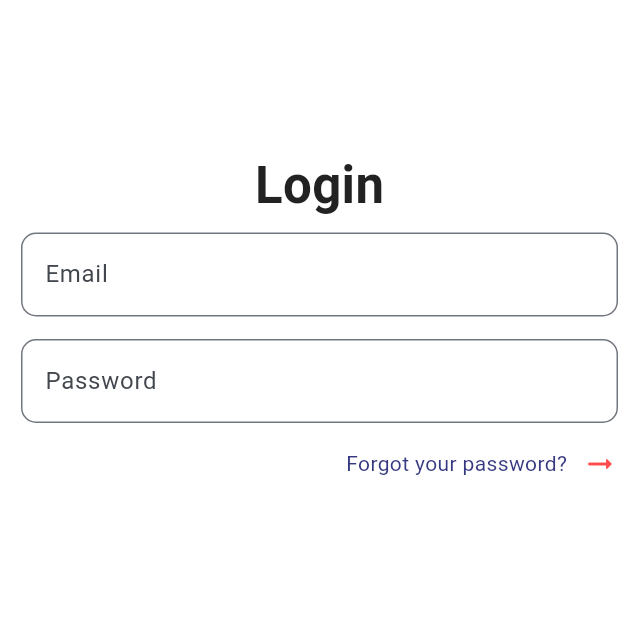
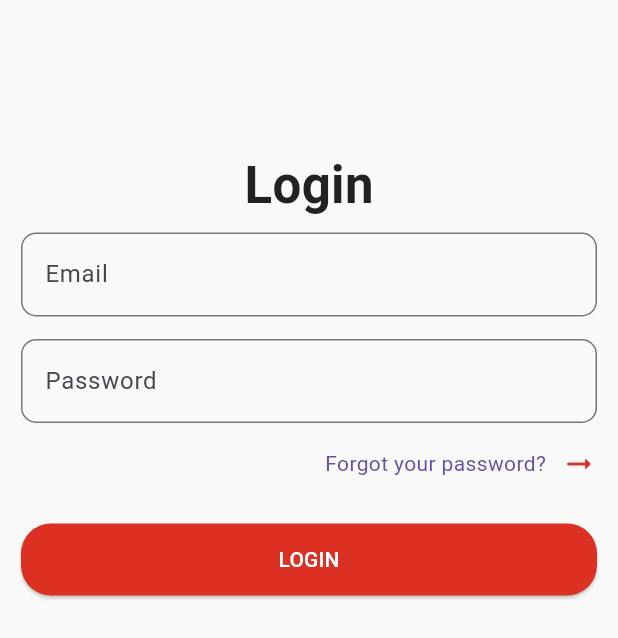
Before and after one commit to Abdelfatah-Darwish/Flutter-Ecommerce-App, a Flutter app: the screen it shows after launch, on a phone screen of 412 x 824 dp. Shown: the top 638 px of the screen. Run offline on Flutter 3.47's test engine with Material 3 defaults, Android fonts, the phone set to English and light mode, and no system bars; Roboto replaces fonts that are missing (Metropolis).

Commit message:
create PrimaryButton and refactor it to use in anther place

```diff
--- a/lib/main.dart
+++ b/lib/main.dart
@@ -13,21 +13,8 @@ class ECommerceApp extends StatelessWidget {
   Widget build(BuildContext context) {
     return MaterialApp(
       theme: ThemeData(
-        primaryColor: Colors.white,
-        scaffoldBackgroundColor: Colors.white,
-        colorScheme: ColorScheme.fromSeed(
-          seedColor: const Color(0xFFDDE5F1),
-          primary: const Color(0xFF363981),
-          secondary: const Color(0xFF3C50D4),
-          tertiary: const Color(0xFF7D4CDB),
-          error: const Color(0xFFFF4B4B),
-          surface: const Color(0xFFFFFFFF),
-          onPrimary: const Color(0xFFFFFFFF),
-          onSecondary: const Color(0xFFFFFFFF),
-          onTertiary: const Color(0xFFFFFFFF),
-          onError: const Color(0xFFFFFFFF),
-          onSurface: const Color(0xFF292929),
-        ),
+        scaffoldBackgroundColor: const Color(0xFFF9F9F9),
+        primaryColor: const Color(0xFFDB3022),
         useMaterial3: true,
       ),
       onGenerateRoute: AppRouter.onGenerateRoute,
--- a/lib/views/pages/login_page.dart
+++ b/lib/views/pages/login_page.dart
@@ -1,6 +1,8 @@
 import 'package:e_commerce_app/utilities/styles.dart';
 import 'package:e_commerce_app/utilities/widgets/text_form_field.dart';
+import 'package:e_commerce_app/views/widgets/primary_button.dart';
 import 'package:flutter/material.dart';
+import 'package:flutter/widgets.dart';
 
 class LoginPage extends StatefulWidget {
   const LoginPage({super.key});
@@ -21,7 +23,7 @@ class _LoginPageState extends State<LoginPage> {
     return Scaffold(
       body: SafeArea(
         child: Padding(
-          padding: const EdgeInsets.only(left: 14.0, top: 106.0),
+          padding: const EdgeInsets.only(left: 14.0, top: 106.0, right: 14.0),
           child: Form(
             key: _formKey,
             child: Column(
@@ -71,11 +73,25 @@ class _LoginPageState extends State<LoginPage> {
                     Icon(
                       Icons.arrow_right_alt_rounded,
                       size: 24,
-                      color: Theme.of(context).colorScheme.error,
+                      color: Theme.of(context).primaryColor,
                     ),
                   ],
                 ),
-
+                const SizedBox(height: 28),
+                PrimaryButton(
+                  text: 'LOGIN',
+                  onPressed: () {
+                    Navigator.push(
+                      context,
+                      MaterialPageRoute(
+                        builder: (context) => const Center(
+                          child: Text('Login Successful'),
+                        ),
+                      ),
+                    );
+                  },
+                ),
+                const Spacer(),
               ],
             ),
           ),
--- /dev/null
+++ b/lib/views/widgets/primary_button.dart
@@ -0,0 +1,36 @@
+
+import 'package:flutter/material.dart';
+
+class PrimaryButton extends StatelessWidget {
+  const PrimaryButton({
+    super.key,
+    required this.text,
+    required this.onPressed,
+  });
+
+  final String text;
+  final VoidCallback onPressed;
+
+  @override
+  Widget build(BuildContext context) {
+    return SizedBox(
+      width: double.infinity,
+      height: 48,
+      child: ElevatedButton(
+        style: ElevatedButton.styleFrom(
+          backgroundColor: Theme.of(context).primaryColor,
+          shape: RoundedRectangleBorder(
+            borderRadius: BorderRadius.circular(20),
+          ),
+        ),
+        onPressed: onPressed,
+        child: Text(
+          text,
+          style: const TextStyle(
+            color: Colors.white,
+          ),
+        ),
+      ),
+    );
+  }
+}
```
